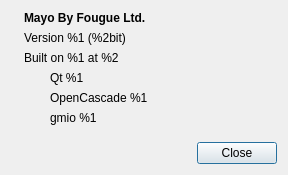
The window that src/app/dialog_about.ui (fougue/mayo) describes before a commit, drawn with Qt 5.
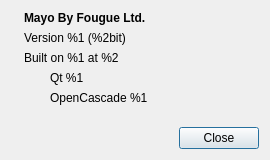
The same window after the commit. Icons and pictures are not drawn.

Commit message: App: no longer hard-code used 3rd-party libraries in DialogAbout

Patch:
```diff
--- a/src/app/dialog_about.ui
+++ b/src/app/dialog_about.ui
@@ -6,8 +6,8 @@
    <rect>
     <x>0</x>
     <y>0</y>
-    <width>288</width>
-    <height>175</height>
+    <width>270</width>
+    <height>160</height>
    </rect>
   </property>
   <property name="windowTitle">
@@ -46,7 +46,6 @@
     <widget class="QLabel" name="label_AppByOrg">
      <property name="font">
       <font>
-       <weight>75</weight>
        <bold>true</bold>
       </font>
      </property>
@@ -86,28 +85,21 @@
     </spacer>
    </item>
    <item row="3" column="2">
-    <layout class="QGridLayout" name="gridLayout">
-     <item row="0" column="0">
+    <layout class="QVBoxLayout" name="layout_Infos">
+     <item>
       <widget class="QLabel" name="label_Qt">
        <property name="text">
         <string>Qt %1</string>
        </property>
       </widget>
      </item>
-     <item row="1" column="0">
+     <item>
       <widget class="QLabel" name="label_Occ">
        <property name="text">
         <string>OpenCascade %1</string>
        </property>
       </widget>
      </item>
-     <item row="2" column="0">
-      <widget class="QLabel" name="label_Gmio">
-       <property name="text">
-        <string>gmio %1</string>
-       </property>
-      </widget>
-     </item>
     </layout>
    </item>
    <item row="4" column="1">
```
Left out of the diff: 4 changed lines with no effect on the pictures. The commit also changes 9 other files.
